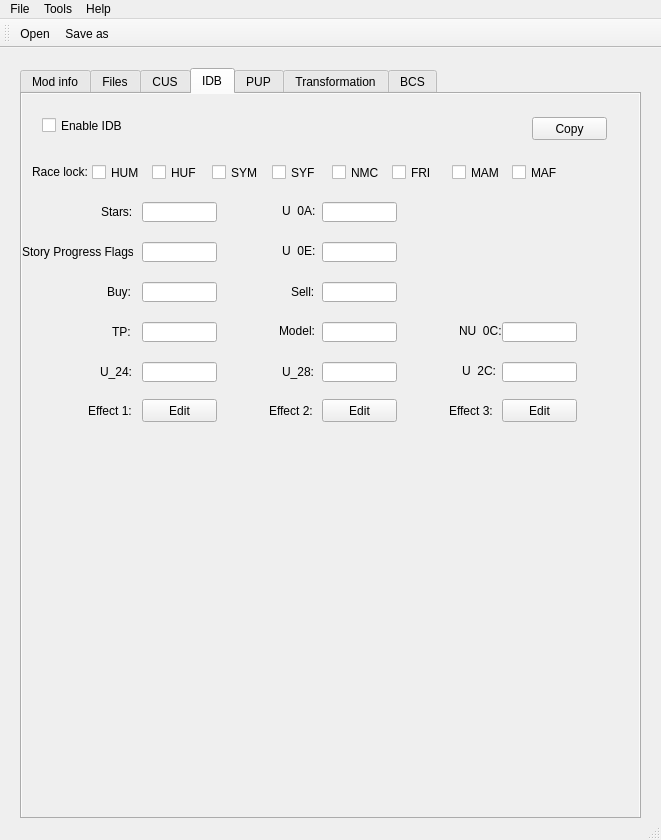
Before: the Qt Designer form mainwindow.ui in eterniti/xv2skillcreat, drawn with Qt 5.
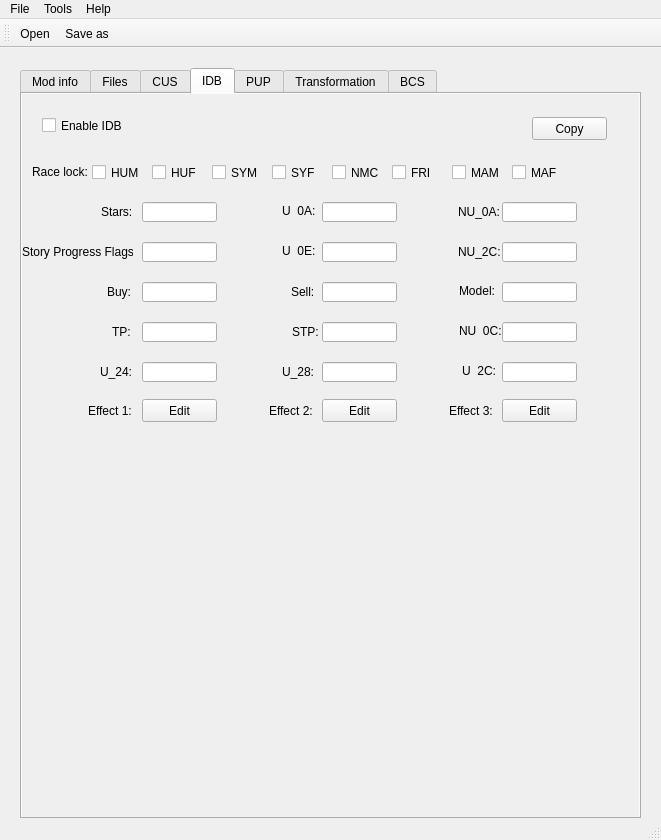
After: the same form once the commit is applied. The open tabs and pages were chosen to show the change.

Patch:
```diff
--- a/mainwindow.ui
+++ b/mainwindow.ui
@@ -1748,8 +1748,8 @@
      <widget class="QLineEdit" name="idbModelEdit">
       <property name="geometry">
        <rect>
-        <x>300</x>
-        <y>228</y>
+        <x>480</x>
+        <y>188</y>
         <width>75</width>
         <height>20</height>
        </rect>
@@ -1771,8 +1771,8 @@
      <widget class="QLabel" name="label_39">
       <property name="geometry">
        <rect>
-        <x>257</x>
-        <y>230</y>
+        <x>437</x>
+        <y>190</y>
         <width>47</width>
         <height>13</height>
        </rect>
@@ -1964,6 +1964,75 @@
        <string>NU_0C:</string>
       </property>
      </widget>
+     <widget class="QLineEdit" name="idbStpEdit">
+      <property name="geometry">
+       <rect>
+        <x>300</x>
+        <y>228</y>
+        <width>75</width>
+        <height>20</height>
+       </rect>
+      </property>
+     </widget>
+     <widget class="QLabel" name="label_114">
+      <property name="geometry">
+       <rect>
+        <x>270</x>
+        <y>230</y>
+        <width>31</width>
+        <height>16</height>
+       </rect>
+      </property>
+      <property name="text">
+       <string>STP:</string>
+      </property>
+     </widget>
+     <widget class="QLineEdit" name="idbNU0AEdit">
+      <property name="geometry">
+       <rect>
+        <x>480</x>
+        <y>108</y>
+        <width>75</width>
+        <height>20</height>
+       </rect>
+      </property>
+     </widget>
+     <widget class="QLabel" name="label_115">
+      <property name="geometry">
+       <rect>
+        <x>436</x>
+        <y>110</y>
+        <width>49</width>
+        <height>16</height>
+       </rect>
+      </property>
+      <property name="text">
+       <string>NU_0A:</string>
+      </property>
+     </widget>
+     <widget class="QLineEdit" name="idbNU2CEdit">
+      <property name="geometry">
+       <rect>
+        <x>480</x>
+        <y>148</y>
+        <width>75</width>
+        <height>20</height>
+       </rect>
+      </property>
+     </widget>
+     <widget class="QLabel" name="label_116">
+      <property name="geometry">
+       <rect>
+        <x>436</x>
+        <y>150</y>
+        <width>49</width>
+        <height>16</height>
+       </rect>
+      </property>
+      <property name="text">
+       <string>NU_2C:</string>
+      </property>
+     </widget>
     </widget>
     <widget class="QWidget" name="pupTab">
      <property name="autoFillBackground">
```
Left out of the diff: 33 changed lines with no effect on the pictures.
